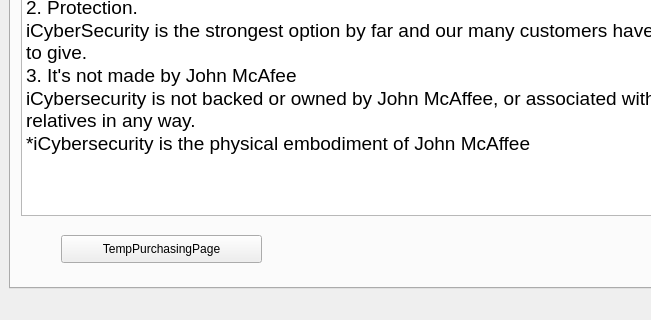
shatfield4/iCyberSecurity, file iCyberSecurity-master/iCyberSecurity-master/iCyberSecurity/mainwindow.ui: the form before one commit; both pictures show x 0 to 651 and y 340 to 660 of the 916 by 660 pixel window.
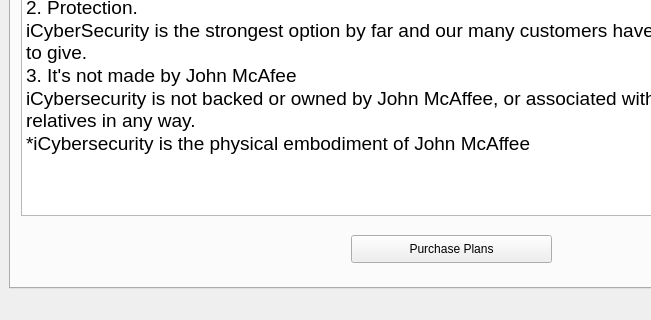
The form after the commit. The open tabs and pages were chosen to show the change.

```diff
--- a/iCyberSecurity-master/iCyberSecurity-master/iCyberSecurity/mainwindow.ui
+++ b/iCyberSecurity-master/iCyberSecurity-master/iCyberSecurity/mainwindow.ui
@@ -54,14 +54,14 @@
        <widget class="QPushButton" name="pushButton">
         <property name="geometry">
          <rect>
-          <x>50</x>
+          <x>340</x>
           <y>540</y>
           <width>201</width>
           <height>28</height>
          </rect>
         </property>
         <property name="text">
-         <string>TempPurchasingPage</string>
+         <string>Purchase Plans</string>
         </property>
        </widget>
       </widget>
```
Left out of the diff: 2 changed lines with no effect on the pictures.
